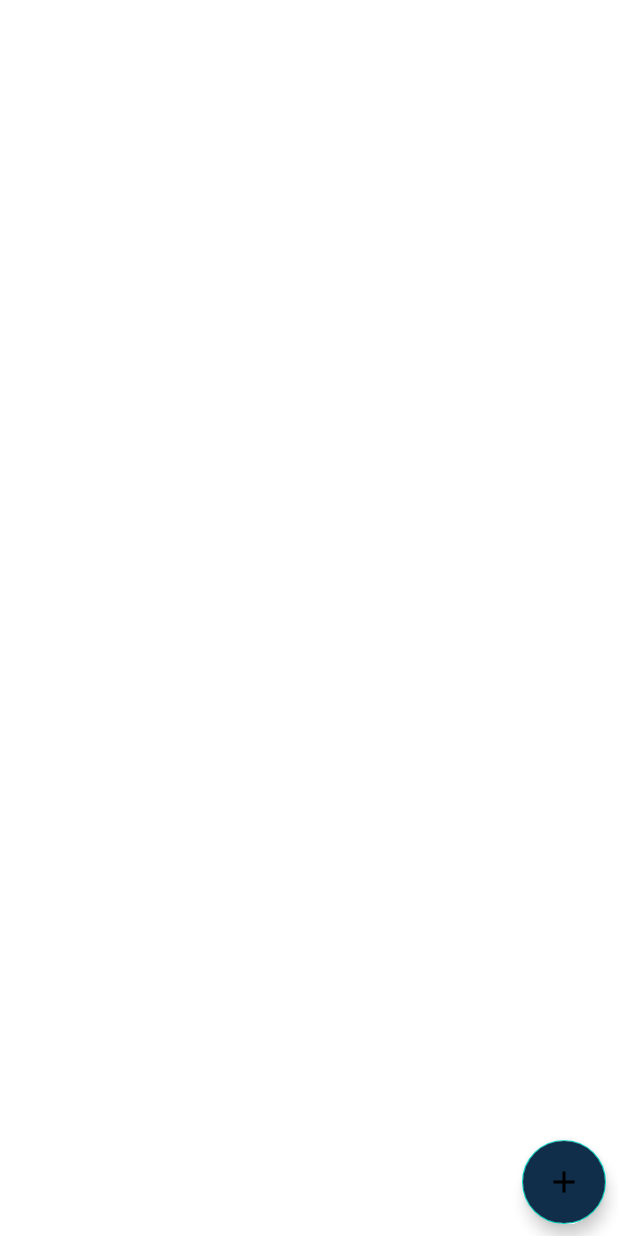
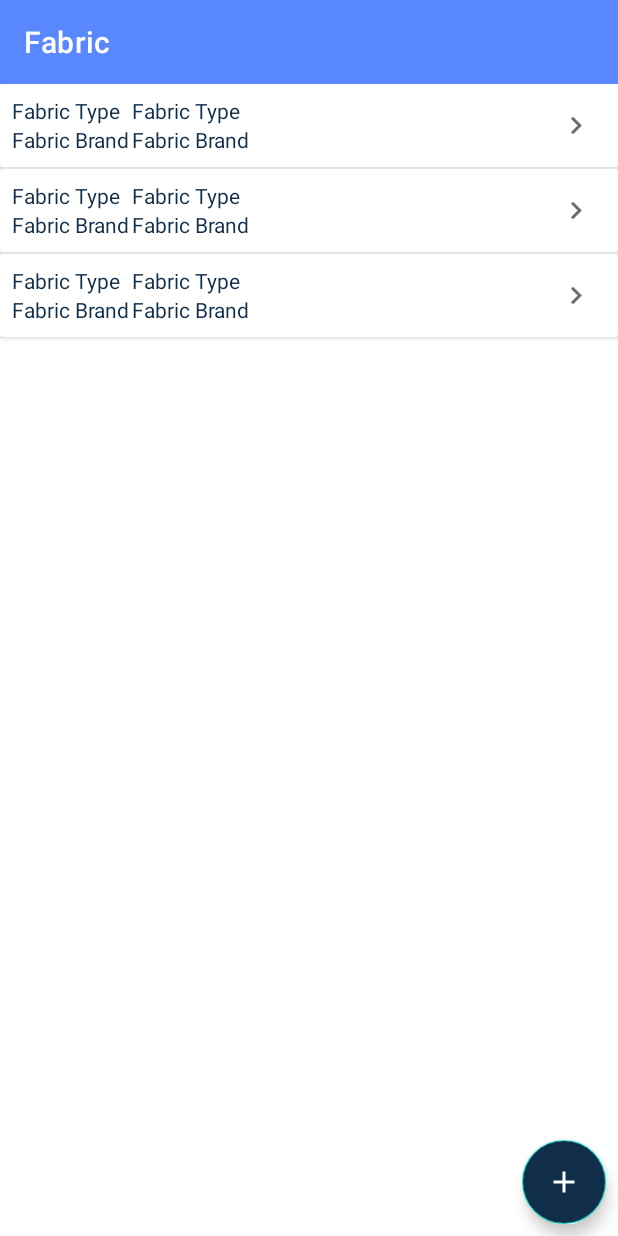
Before and after one commit to alianhakim8/fabric-grey-mobile, an Android app: the layout activity_fabric.xml on its own in the app's theme, with its tools: preview values and no code run, on a phone screen of 412 x 824 dp. Run offline under Robolectric (Android 15) with nearby library versions, the phone set to English and light mode, and no system bars.

Commit message:
get all fabrics & handling error

```diff
--- a/app/build.gradle
+++ b/app/build.gradle
@@ -71,4 +71,7 @@ dependencies {
 
     // picasso - for image loading
     implementation 'com.squareup.picasso:picasso:2.71828'
+
+    // Lottie animation
+    implementation 'com.airbnb.android:lottie:3.6.1'
 }
--- a/app/src/main/java/id/alian/fabric_mobile_mvvm/data/api/ApiService.kt
+++ b/app/src/main/java/id/alian/fabric_mobile_mvvm/data/api/ApiService.kt
@@ -6,6 +6,8 @@ import retrofit2.Response
 import retrofit2.http.*
 
 interface ApiService {
+
+    // auth
     @FormUrlEncoded
     @POST("login")
     suspend fun signIn(
@@ -21,6 +23,7 @@ interface ApiService {
         @Field("password") password: String
     ): Response<AuthResponse>
 
+    // fabric
     @GET("fabric/")
     suspend fun getAllFabric(
         @Header("Authorization") token: String
--- a/app/src/main/java/id/alian/fabric_mobile_mvvm/ui/main/view/adapter/AllFabricAdapter.kt
+++ b/app/src/main/java/id/alian/fabric_mobile_mvvm/ui/main/view/adapter/AllFabricAdapter.kt
@@ -6,6 +6,7 @@ import android.view.ViewGroup
 import androidx.recyclerview.widget.RecyclerView
 import id.alian.fabric_mobile_mvvm.data.model.FabricResponse
 import id.alian.fabric_mobile_mvvm.databinding.AllFabricItemBinding
+import retrofit2.Response
 
 class AllFabricAdapter : RecyclerView.Adapter<AllFabricAdapter.ViewHolder>() {
 
--- a/app/src/main/res/layout/activity_fabric.xml
+++ b/app/src/main/res/layout/activity_fabric.xml
@@ -6,50 +6,54 @@
     android:layout_height="match_parent"
     tools:context=".ui.main.view.fabric.FabricActivity">
 
-    <androidx.recyclerview.widget.RecyclerView
-        android:id="@+id/recycler_view"
+    <com.google.android.material.appbar.MaterialToolbar
+        android:id="@+id/materialToolbar2"
         android:layout_width="match_parent"
-        android:layout_height="match_parent"
-        app:layout_constraintBottom_toBottomOf="parent"
+        android:layout_height="wrap_content"
+        android:background="@color/custom_blue"
         app:layout_constraintEnd_toEndOf="parent"
         app:layout_constraintHorizontal_bias="0.5"
         app:layout_constraintStart_toStartOf="parent"
-        app:layout_constraintTop_toTopOf="parent" />
+        app:layout_constraintTop_toTopOf="parent"
+        app:title="@string/fabric"
+        app:titleTextColor="@color/white" />
 
-    <ProgressBar
-        android:id="@+id/progress_bar"
-        android:layout_width="wrap_content"
-        android:layout_height="wrap_content"
+    <androidx.swiperefreshlayout.widget.SwipeRefreshLayout
+        android:id="@+id/swipe_refresh"
+        android:layout_width="match_parent"
+        android:layout_height="0dp"
+        app:layout_constraintEnd_toEndOf="parent"
+        app:layout_constraintHorizontal_bias="0.5"
+        app:layout_constraintStart_toStartOf="parent"
+        app:layout_constraintTop_toBottomOf="@+id/materialToolbar2">
+
+        <androidx.recyclerview.widget.RecyclerView
+            android:id="@+id/recycler_view"
+            android:layout_width="match_parent"
+            android:layout_height="0dp"
+            app:layout_constraintBottom_toBottomOf="parent"
+            app:layout_constraintEnd_toEndOf="parent"
+            app:layout_constraintHorizontal_bias="0.5"
+            app:layout_constraintStart_toStartOf="parent"
+            app:layout_constraintTop_toBottomOf="@+id/materialToolbar2"
+            tools:listitem="@layout/all_fabric_item" />
+
+
+    </androidx.swiperefreshlayout.widget.SwipeRefreshLayout>
+
+    <com.airbnb.lottie.LottieAnimationView
+        android:id="@+id/la_not_found"
+        android:layout_width="@dimen/_200hsdp"
+        android:layout_height="@dimen/_200hsdp"
         android:visibility="gone"
         app:layout_constraintBottom_toBottomOf="parent"
         app:layout_constraintEnd_toEndOf="parent"
         app:layout_constraintHorizontal_bias="0.5"
         app:layout_constraintStart_toStartOf="parent"
-        app:layout_constraintTop_toTopOf="parent" />
-
-    <ImageView
-        android:id="@+id/im_error_notification"
-        android:layout_width="@dimen/_200hsdp"
-        android:layout_height="@dimen/_200hsdp"
-        android:src="@drawable/ic_error_notification"
-        android:visibility="gone"
-        app:layout_constraintBottom_toBottomOf="parent"
-        app:layout_constraintEnd_toEndOf="parent"
-        app:layout_constraintHorizontal_bias="0.5"
-        app:layout_constraintStart_toStartOf="parent"
-        app:layout_constraintTop_toTopOf="parent" />
-
-    <ImageView
-        android:id="@+id/im_no_internet"
-        android:layout_width="@dimen/_200hsdp"
-        android:layout_height="@dimen/_200hsdp"
-        android:visibility="gone"
-        android:src="@drawable/ic_no_internet"
-        app:layout_constraintBottom_toBottomOf="parent"
-        app:layout_constraintEnd_toEndOf="parent"
-        app:layout_constraintHorizontal_bias="0.5"
-        app:layout_constraintStart_toStartOf="parent"
-        app:layout_constraintTop_toTopOf="parent" />
+        app:layout_constraintTop_toTopOf="parent"
+        app:lottie_autoPlay="true"
+        app:lottie_loop="true"
+        app:lottie_rawRes="@raw/la_not_found" />
 
     <com.google.android.material.floatingactionbutton.FloatingActionButton
         android:id="@+id/fab_add_fabric"
@@ -61,10 +65,10 @@
         android:clickable="true"
         android:contentDescription="@string/todo"
         android:focusable="true"
-        android:tint="@color/white"
         app:layout_constraintBottom_toBottomOf="parent"
         app:layout_constraintEnd_toEndOf="parent"
         app:rippleColor="@color/custom_blue"
-        app:srcCompat="@drawable/ic_add" />
+        app:srcCompat="@drawable/ic_add"
+        app:tint="@android:color/white" />
 
 </androidx.constraintlayout.widget.ConstraintLayout>
--- a/app/src/main/res/layout/all_fabric_item.xml
+++ b/app/src/main/res/layout/all_fabric_item.xml
@@ -4,8 +4,7 @@
     xmlns:tools="http://schemas.android.com/tools"
     android:layout_width="match_parent"
     android:layout_height="wrap_content"
-    android:layout_marginBottom="@dimen/_5hsdp"
-    app:cardElevation="@dimen/_2hsdp">
+    android:layout_marginBottom="1dp">
 
     <androidx.constraintlayout.widget.ConstraintLayout
         android:layout_width="match_parent"
--- a/app/src/main/res/values/strings.xml
+++ b/app/src/main/res/values/strings.xml
@@ -21,4 +21,6 @@
     <string name="fabric_type">Fabric Type</string>
     <string name="fabric_brand">Fabric Brand</string>
     <string name="todo">TODO</string>
+    <string name="no_internet_connection">No Internet Connection :(</string>
+    <string name="failed_to_get_data">Failed To Get Data :(</string>
 </resources>
--- a/app/src/main/res/values/themes.xml
+++ b/app/src/main/res/values/themes.xml
@@ -1,6 +1,6 @@
 <resources xmlns:tools="http://schemas.android.com/tools">
     <!-- Base application theme. -->
-    <style name="Theme.Fabricmobilemvvm" parent="Theme.MaterialComponents.DayNight.NoActionBar">
+    <style name="Theme.Fabricmobilemvvm" parent="Theme.MaterialComponents.Light.NoActionBar">
         <!-- Primary brand color. -->
         <item name="colorPrimary">@color/custom_blue</item>
         <item name="colorPrimaryVariant">@color/custom_dark_blue</item>
```
Also changed, not shown: app/src/main/java/id/alian/fabric_mobile_mvvm/ui/main/view/fabric/FabricActivity.kt (+52 -46 lines), app/src/main/res/raw/la_not_found.json (added, +1 -0 lines).
